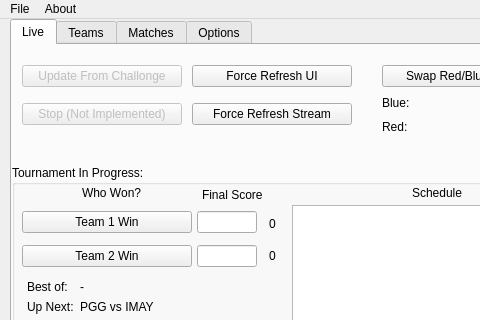
Above: static/form.ui from chhopsky/updatethestream before the change; both pictures show x 0 to 480 and y 0 to 320 of the 800 by 600 pixel window. Below: the same form after it.
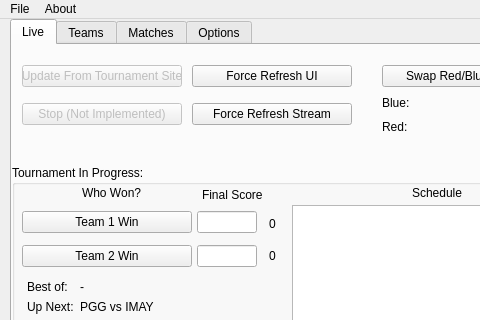
That is the form after the change. Icons and pictures are not drawn.

Diff of the .ui file:
```diff
--- a/static/form.ui
+++ b/static/form.ui
@@ -49,7 +49,7 @@
           <string>Reload current tournament state from Challonge</string>
          </property>
          <property name="text">
-          <string>Update From Challonge</string>
+          <string>Update From Tournament Site</string>
          </property>
         </widget>
        </item>
```
Left out of the diff: 11 changed lines with no effect on the pictures.
